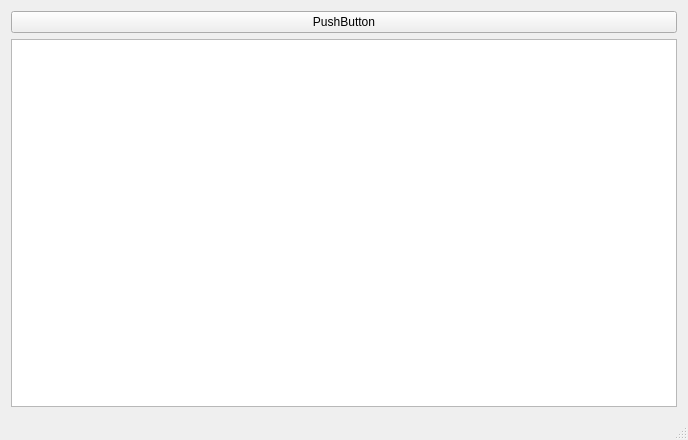
Qt form chapaev/mainwindow.ui (dimitryku/chapaev) before a commit.
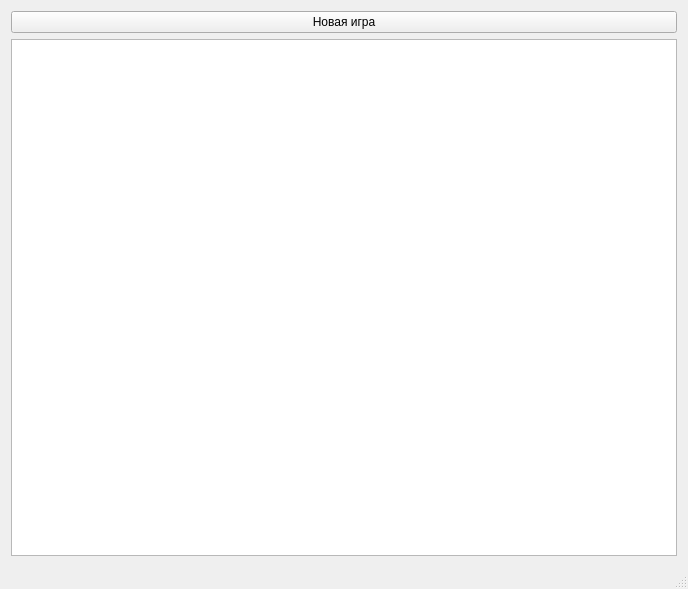
The same form after that commit.

Commit message: added button newGame, class fixes

Diff of the .ui file:
```diff
--- a/chapaev/mainwindow.ui
+++ b/chapaev/mainwindow.ui
@@ -7,7 +7,7 @@
     <x>0</x>
     <y>0</y>
     <width>688</width>
-    <height>440</height>
+    <height>589</height>
    </rect>
   </property>
   <property name="windowTitle">
@@ -18,7 +18,7 @@
     <item>
      <widget class="QPushButton" name="pushButton">
       <property name="text">
-       <string>PushButton</string>
+       <string>Новая игра</string>
       </property>
      </widget>
     </item>
```
Left out of the diff: 2 changed lines with no effect on the pictures. The commit also changes 10 other files.
